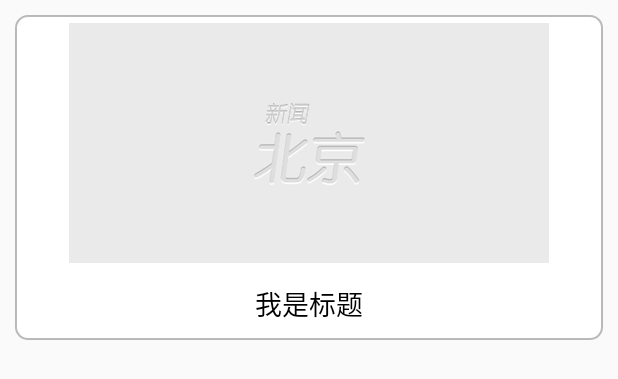
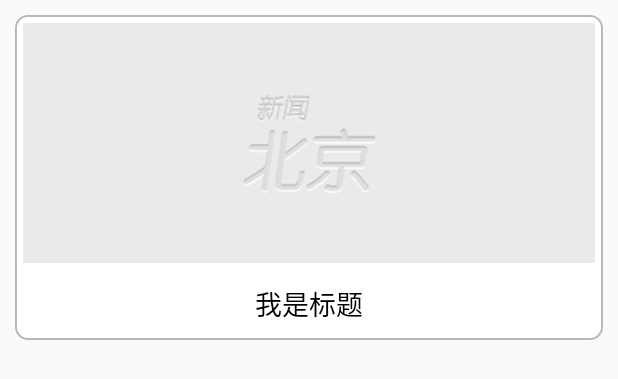
Before and after one commit to yiyoxy/BeijingNews, an Android app: the layout item_photos_menu_detail_pager.xml on its own in the app's theme, with its tools: preview values and no code run, on a phone screen of 412 x 824 dp. Shown: the top 379 px of the screen. Run offline under Robolectric (Android 15) with nearby library versions, the light colour scheme and no system bars.

Commit message:
图组页面的适配

```diff
--- a/app/src/main/res/layout/item_photos_menu_detail_pager.xml
+++ b/app/src/main/res/layout/item_photos_menu_detail_pager.xml
@@ -1,24 +1,24 @@
 <?xml version="1.0" encoding="utf-8"?>
-<LinearLayout xmlns:android="http://schemas.android.com/apk/res/android"
+<RelativeLayout xmlns:android="http://schemas.android.com/apk/res/android"
     android:layout_width="match_parent"
     android:layout_height="wrap_content"
-    android:gravity="center"
-    android:orientation="vertical"
     android:padding="10dp">
 
     <LinearLayout
         android:layout_width="match_parent"
         android:layout_height="wrap_content"
         android:background="@drawable/item_photos_selector"
-        android:gravity="center"
+        android:gravity="center_horizontal"
         android:orientation="vertical"
         android:padding="5dp">
 
         <ImageView
             android:id="@+id/iv_icon"
-            android:layout_width="320dp"
+            android:layout_width="match_parent"
             android:layout_height="160dp"
             android:layout_gravity="center_horizontal"
+            android:layout_centerHorizontal="true"
+            android:layout_centerInParent="true"
             android:scaleType="centerCrop"
             android:src="@drawable/home_scroll_default" />
 
@@ -35,4 +35,4 @@
 
     </LinearLayout>
 
-</LinearLayout>
+</RelativeLayout>
```
